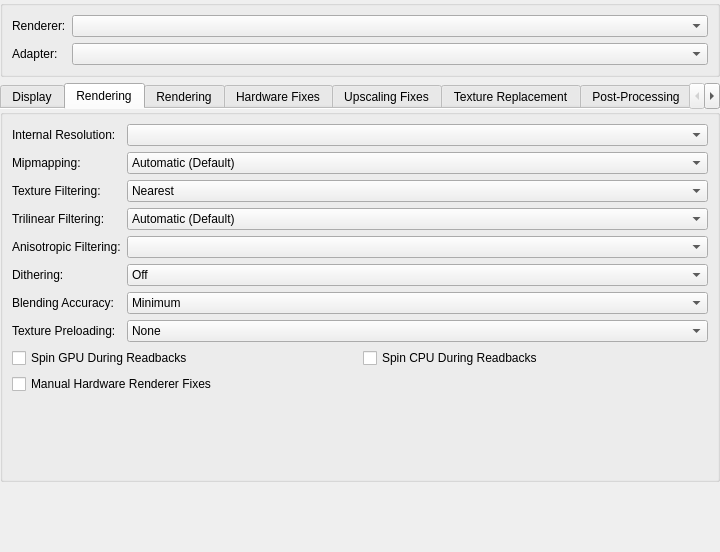
First picture: the form in pcsx2-qt/Settings/GraphicsSettingsWidget.ui, repository PCSX2/pcsx2, before the edit.
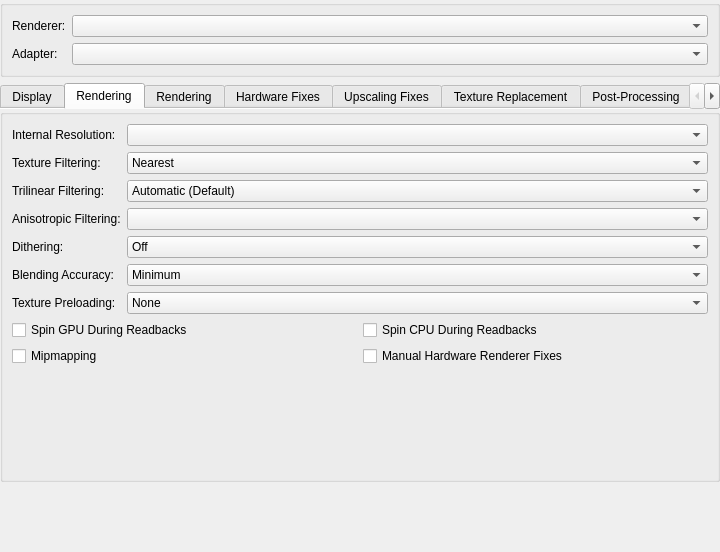
Second picture: the form after the edit. The open tabs and pages were chosen to show the change.

Commit message: Qt: Change hw mipmap to a toggle button.

What changed in the file:
```diff
--- a/pcsx2-qt/Settings/GraphicsSettingsWidget.ui
+++ b/pcsx2-qt/Settings/GraphicsSettingsWidget.ui
@@ -472,37 +472,6 @@
        <item row="0" column="1">
         <widget class="QComboBox" name="upscaleMultiplier"/>
        </item>
-       <item row="1" column="0">
-        <widget class="QLabel" name="label_6">
-         <property name="text">
-          <string>Mipmapping:</string>
-         </property>
-        </widget>
-       </item>
-       <item row="1" column="1">
-        <widget class="QComboBox" name="mipmapping">
-         <item>
-          <property name="text">
-           <string>Automatic (Default)</string>
-          </property>
-         </item>
-         <item>
-          <property name="text">
-           <string>Off</string>
-          </property>
-         </item>
-         <item>
-          <property name="text">
-           <string>Basic (Generated Mipmaps)</string>
-          </property>
-         </item>
-         <item>
-          <property name="text">
-           <string>Full (PS2 Mipmaps)</string>
-          </property>
-         </item>
-        </widget>
-       </item>
        <item row="2" column="0">
         <widget class="QLabel" name="label_13">
          <property name="text">
@@ -678,9 +647,9 @@
           </widget>
          </item>
          <item row="1" column="0">
-          <widget class="QCheckBox" name="enableHWFixes">
-           <property name="text">
-            <string>Manual Hardware Renderer Fixes</string>
+          <widget class="QCheckBox" name="mipmapping">
+            <property name="text">
+             <string>Mipmapping</string>
            </property>
           </widget>
          </item>
@@ -691,6 +660,13 @@
            </property>
           </widget>
          </item>
+         <item row="1" column="1">
+          <widget class="QCheckBox" name="enableHWFixes">
+           <property name="text">
+            <string>Manual Hardware Renderer Fixes</string>
+           </property>
+          </widget>
+         </item>
         </layout>
        </item>
       </layout>
```
The commit also changes 1 other file.
